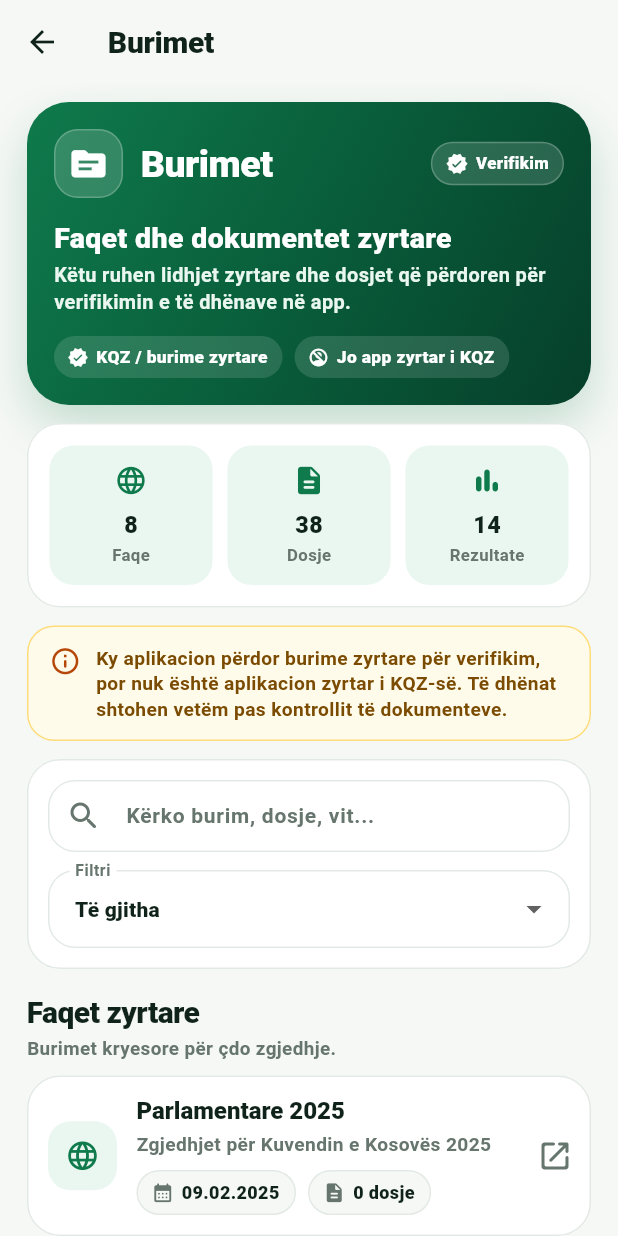
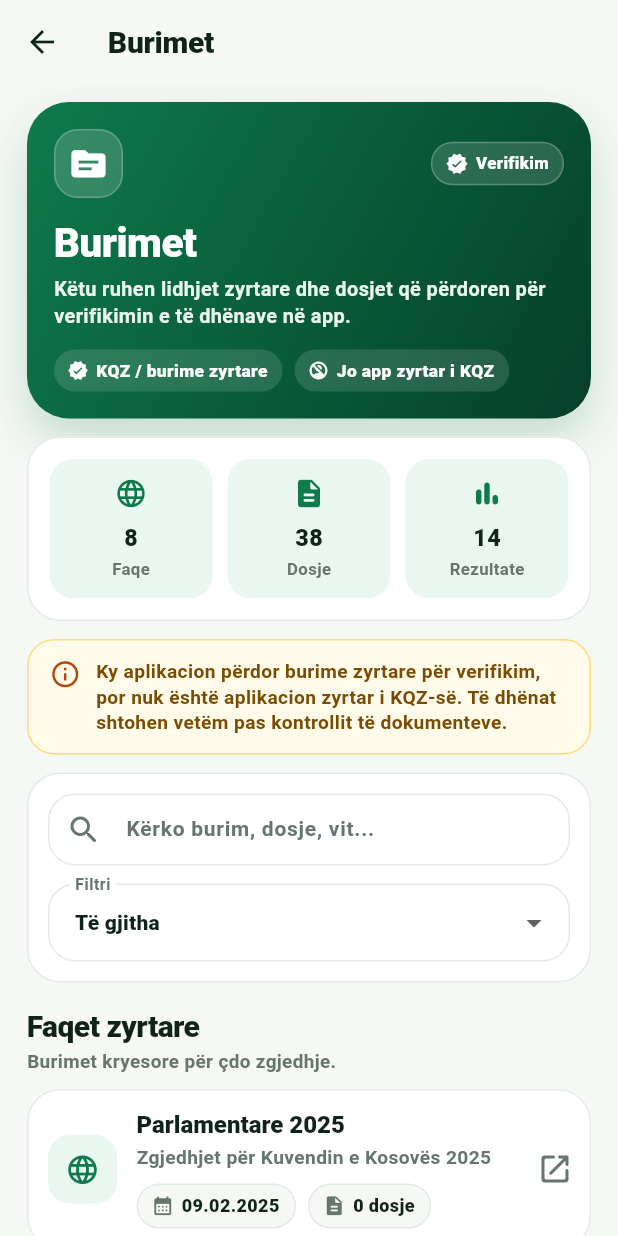
Before and after one commit to genti2004-cmyk/zgjedhjet_info, a Flutter app: the SourcesScreen screen opened directly, on a phone screen of 412 x 824 dp. Run offline on Flutter 3.47's test engine with Material 3 defaults, Android fonts, the light colour scheme and no system bars.

Commit message:
REFACTOR: Use shared premium hero on sources

```diff
--- a/lib/src/features/sources/presentation/sources_screen.dart
+++ b/lib/src/features/sources/presentation/sources_screen.dart
@@ -108,7 +108,24 @@ class _SourcesScreenState extends State<SourcesScreen> {
       body: ListView(
         padding: const EdgeInsets.fromLTRB(18, 12, 18, 24),
         children: [
-          const _PremiumHeader(),
+          const PremiumHeroCard(
+            icon: Icons.source_rounded,
+            title: 'Burimet',
+            subtitle:
+                'Këtu ruhen lidhjet zyrtare dhe dosjet që përdoren për verifikimin e të dhënave në app.',
+            statusLabel: 'Verifikim',
+            verified: true,
+            pills: [
+              PremiumWhitePill(
+                icon: Icons.verified_rounded,
+                label: 'KQZ / burime zyrtare',
+              ),
+              PremiumWhitePill(
+                icon: Icons.no_accounts_rounded,
+                label: 'Jo app zyrtar i KQZ',
+              ),
+            ],
+          ),
           const SizedBox(height: 12),
           _SummaryCard(
             sourceCount: _officialElectionCount(),
@@ -194,104 +211,6 @@ class _SourcesScreenState extends State<SourcesScreen> {
       case ElectionSourceType.local2025Round2:
         return 'local-2025-r2';
     }
-  }
-}
-
-class _PremiumHeader extends StatelessWidget {
-  const _PremiumHeader();
-
-  @override
-  Widget build(BuildContext context) {
-    return Container(
-      padding: const EdgeInsets.fromLTRB(18, 18, 18, 18),
-      decoration: BoxDecoration(
-        gradient: const LinearGradient(
-          colors: [
-            Color(0xFF0F7A4C),
-            Color(0xFF095D3A),
-            Color(0xFF063F2B),
-          ],
-          begin: Alignment.topLeft,
-          end: Alignment.bottomRight,
-        ),
-        borderRadius: BorderRadius.circular(28),
-        boxShadow: AppTheme.greenShadow,
-      ),
-      child: Column(
-        crossAxisAlignment: CrossAxisAlignment.start,
-        children: [
-          Row(
-            children: [
-              Container(
-                height: 46,
-                width: 46,
-                decoration: BoxDecoration(
-                  color: Colors.white.withValues(alpha: 0.16),
-                  borderRadius: BorderRadius.circular(16),
-                  border: Border.all(
-                    color: Colors.white.withValues(alpha: 0.22),
-                  ),
-                ),
-                child: const Icon(
-                  Icons.source_rounded,
-                  color: Colors.white,
-                  size: 27,
-                ),
-              ),
-              const SizedBox(width: 12),
-              const Expanded(
-                child: Text(
-                  'Burimet',
-                  style: TextStyle(
-                    color: Colors.white,
-                    fontSize: 25,
-                    fontWeight: FontWeight.w900,
-                    height: 1.05,
-                    letterSpacing: -0.35,
-                  ),
-                ),
-              ),
-              const PremiumHeroStatusPill(label: 'Verifikim', verified: true),
-            ],
-          ),
-          const SizedBox(height: 16),
-          const Text(
-            'Faqet dhe dokumentet zyrtare',
-            style: TextStyle(
-              color: Colors.white,
-              fontSize: 19,
-              fontWeight: FontWeight.w900,
-              height: 1.12,
-            ),
-          ),
-          const SizedBox(height: 6),
-          const Text(
-            'Këtu ruhen lidhjet zyrtare dhe dosjet që përdoren për verifikimin e të dhënave në app.',
-            style: TextStyle(
-              color: Color(0xFFEAF7F0),
-              fontSize: 13.3,
-              fontWeight: FontWeight.w700,
-              height: 1.32,
-            ),
-          ),
-          const SizedBox(height: 13),
-          const Wrap(
-            spacing: 8,
-            runSpacing: 8,
-            children: [
-              PremiumWhitePill(
-                icon: Icons.verified_rounded,
-                label: 'KQZ / burime zyrtare',
-              ),
-              PremiumWhitePill(
-                icon: Icons.no_accounts_rounded,
-                label: 'Jo app zyrtar i KQZ',
-              ),
-            ],
-          ),
-        ],
-      ),
-    );
   }
 }
 
```
